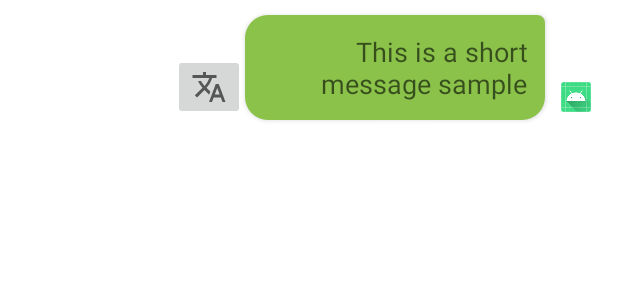
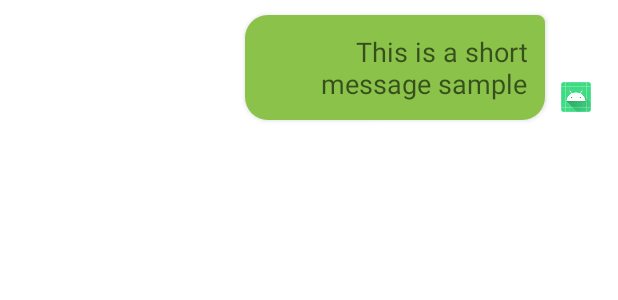
Before and after one commit to RafaelHinojosa/Duce, an Android app: the layout outgoing_messages.xml on its own in the app's theme, with its tools: preview values and no code run, on a phone screen of 412 x 824 dp. Shown: the top 300 px of the screen. Run offline under Robolectric (Android 15) with nearby library versions, the phone set to English and light mode, and no system bars.

```diff
--- a/app/src/main/java/duce/ConversationActivity.java
+++ b/app/src/main/java/duce/ConversationActivity.java
@@ -263,6 +263,7 @@ public class ConversationActivity extends AppCompatActivity implements Conversat
                                 // Update conversation's language
                                 chat.setLanguage(targetLanguage);
                                 chat.saveInBackground();
+                                getMessages();
                                 Log.i(TAG, "Language code of this conversation is now: " + languageCode);
                             }
                         }
--- a/app/src/main/res/layout/outgoing_messages.xml
+++ b/app/src/main/res/layout/outgoing_messages.xml
@@ -38,15 +38,4 @@
         android:hint="@string/short_message_sample"
         />
 
-    <ImageButton
-        android:id="@+id/ibDuce"
-        android:layout_width="wrap_content"
-        android:layout_height="wrap_content"
-        android:layout_alignBottom="@+id/tvDescription"
-        android:layout_toStartOf="@+id/tvDescription"
-        android:contentDescription="@string/duce_description"
-        android:gravity="center"
-        android:src="@drawable/translate"
-        />
-
 </RelativeLayout>
```
Also changed, not shown: app/src/main/java/duce/adapters/ConversationAdapter.java (+8 -7 lines).
